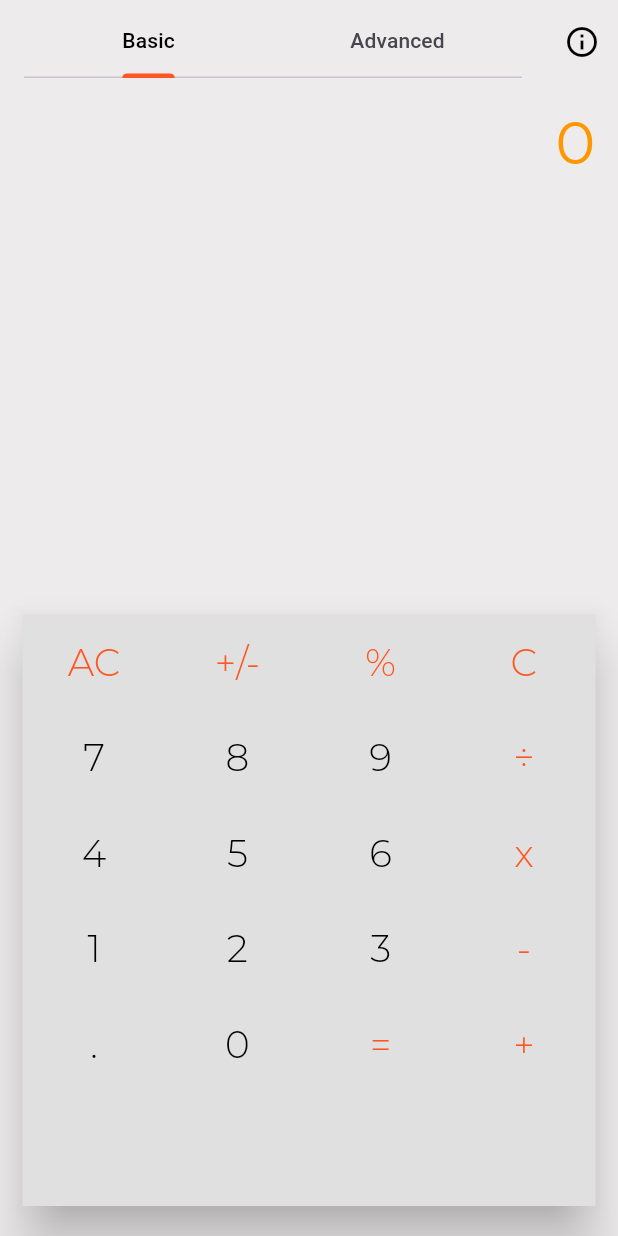
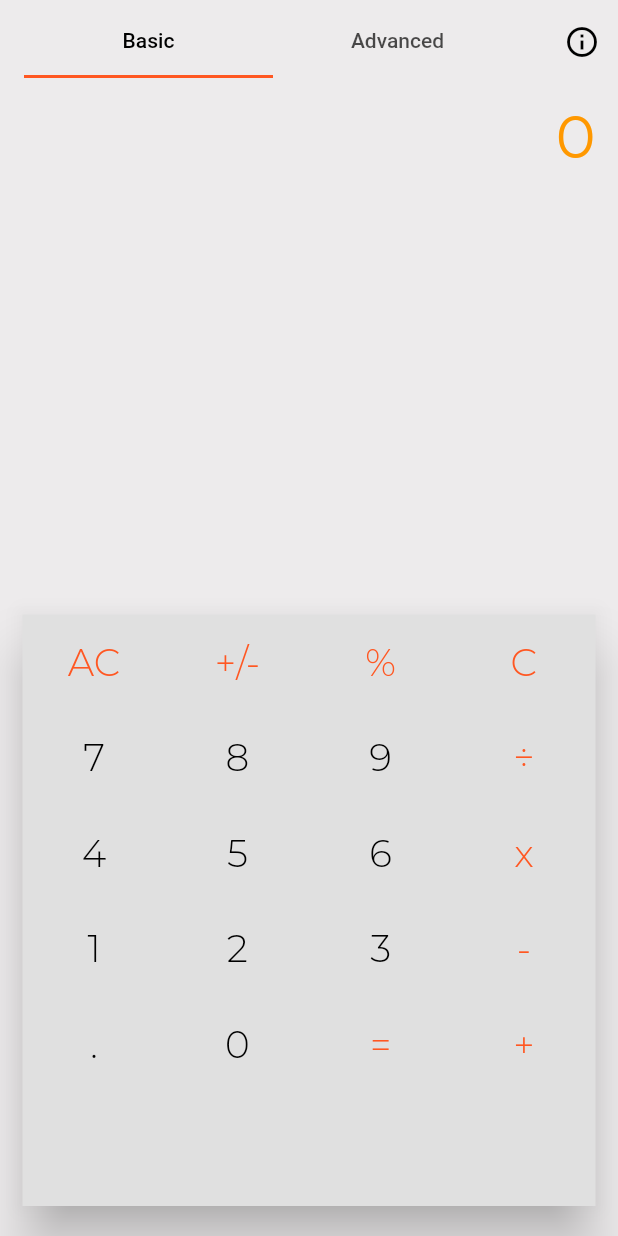
Before and after one commit to SnoopyCodeX/Flutter-Calculator-App, a Flutter app: the screen it shows after launch, on a phone screen of 412 x 824 dp. Run offline on Flutter 3.47's test engine with Material 2 defaults, Android fonts, the light colour scheme and no system bars; drawn by our look-alikes of auto_size_text; our stand-ins replace math_expressions; missing offline and left inert: flutter_web_frame, giffy_dialog, math_keyboard.

Commit message:
Revert to user material 2 theme

```diff
--- a/lib/main.dart
+++ b/lib/main.dart
@@ -1,3 +1,6 @@
+/// Special thanks to my very special someone who pushed and convinced me to join the Studev's Challenge, Leslie G. Martinez
+///Copyright 2021-2023
+
 import 'package:flutter/foundation.dart';
 import 'package:flutter/material.dart';
 import 'package:flutter/services.dart';
@@ -28,7 +31,7 @@ class CalculatorApp extends StatelessWidget {
         maximumSize: Size(496, height),
         builder: (context) => MaterialApp(
           debugShowCheckedModeBanner: false,
-          theme: ThemeData.light(useMaterial3: true),
+          theme: ThemeData.light(useMaterial3: false),
           home: CalculatorPage(),
         ),
       ),
```
